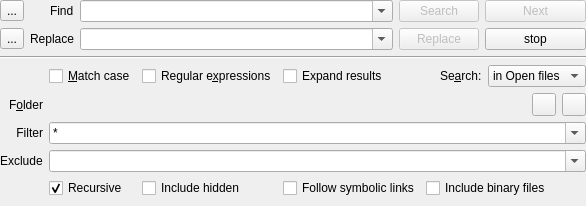
Before: the Qt Designer form kate/plugins/search/search.ui in KDE/kate, drawn with Qt 5.
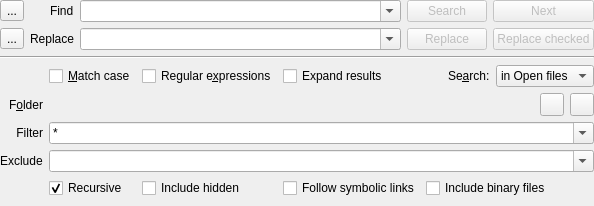
After: the same form once the commit is applied. The open tabs and pages were chosen to show the change. Custom widgets are drawn as their Qt base class.

Commit message: S&R: Fix focus and stop problems

```diff
--- a/kate/plugins/search/search.ui
+++ b/kate/plugins/search/search.ui
@@ -6,7 +6,7 @@
    <rect>
     <x>0</x>
     <y>0</y>
-    <width>586</width>
+    <width>594</width>
     <height>206</height>
    </rect>
   </property>
@@ -322,53 +322,6 @@
      </widget>
     </widget>
    </item>
-   <item row="1" column="5">
-    <widget class="QStackedWidget" name="replaceBtnStack">
-     <property name="sizePolicy">
-      <sizepolicy hsizetype="Minimum" vsizetype="Minimum">
-       <horstretch>0</horstretch>
-       <verstretch>0</verstretch>
-      </sizepolicy>
-     </property>
-     <property name="currentIndex">
-      <number>0</number>
-     </property>
-     <widget class="QWidget" name="page">
-      <layout class="QVBoxLayout" name="verticalLayout_2">
-       <property name="margin">
-        <number>0</number>
-       </property>
-       <item>
-        <widget class="KPushButton" name="replaceCheckedBtn">
-         <property name="enabled">
-          <bool>false</bool>
-         </property>
-         <property name="text">
-          <string>Replace checked</string>
-         </property>
-        </widget>
-       </item>
-      </layout>
-     </widget>
-     <widget class="QWidget" name="page_2">
-      <layout class="QVBoxLayout" name="verticalLayout_3">
-       <property name="spacing">
-        <number>0</number>
-       </property>
-       <property name="margin">
-        <number>0</number>
-       </property>
-       <item>
-        <widget class="QPushButton" name="stopButtonReplace">
-         <property name="text">
-          <string>stop</string>
-         </property>
-        </widget>
-       </item>
-      </layout>
-     </widget>
-    </widget>
-   </item>
    <item row="0" column="5">
     <widget class="QStackedWidget" name="nextAndStop">
      <property name="sizePolicy">
@@ -451,6 +404,16 @@
      </property>
     </widget>
    </item>
+   <item row="1" column="5">
+    <widget class="KPushButton" name="replaceCheckedBtn">
+     <property name="enabled">
+      <bool>false</bool>
+     </property>
+     <property name="text">
+      <string>Replace checked</string>
+     </property>
+    </widget>
+   </item>
   </layout>
  </widget>
  <customwidgets>
```
Left out of the diff: 3 changed lines with no effect on the pictures. The commit also changes 1 other file.
